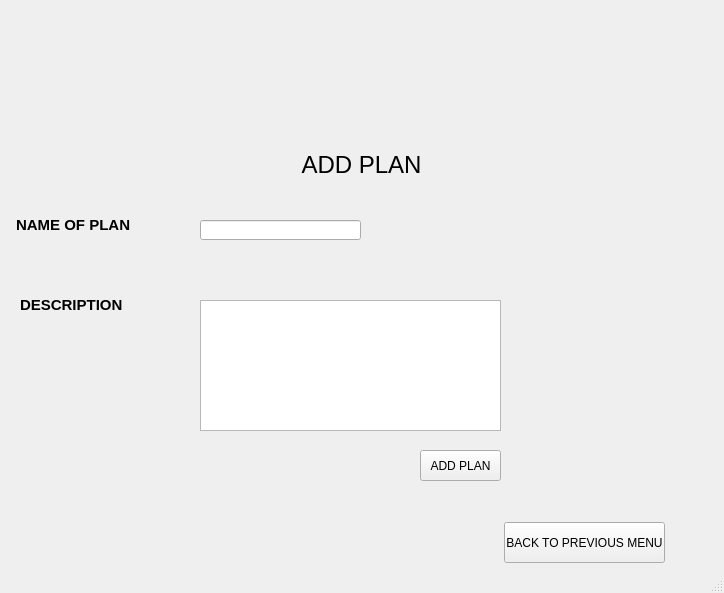
Before: the Qt Designer form ui/add-plan.ui in yashu2001/gym-manager, drawn with Qt 5.
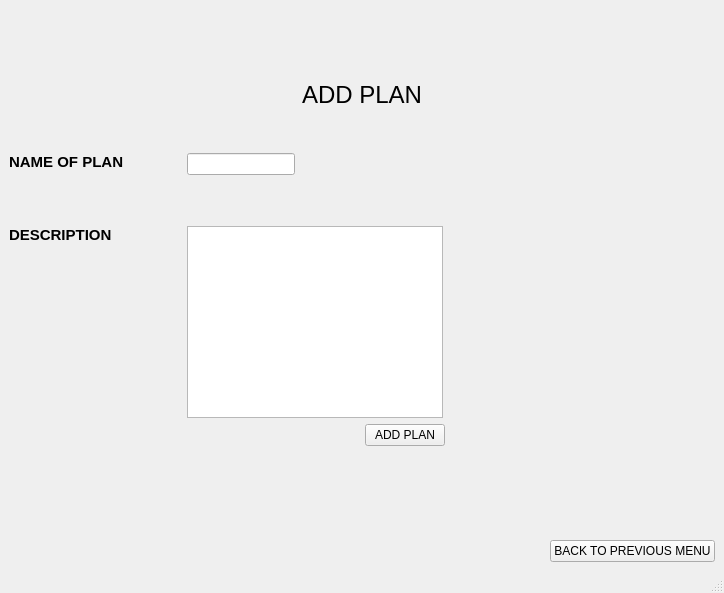
After: the same form once the commit is applied. Icons and pictures are not drawn.

Commit message: added proper responsive design to all ui screens and fixed report generation for all plans

Patch:
```diff
--- a/ui/add-plan.ui
+++ b/ui/add-plan.ui
@@ -10,31 +10,13 @@
     <height>593</height>
    </rect>
   </property>
-  <property name="minimumSize">
-   <size>
-    <width>724</width>
-    <height>593</height>
-   </size>
-  </property>
-  <property name="maximumSize">
-   <size>
-    <width>724</width>
-    <height>593</height>
-   </size>
-  </property>
   <property name="windowTitle">
    <string>MainWindow</string>
   </property>
   <widget class="QWidget" name="centralwidget">
+   <layout class="QGridLayout" name="gridLayout">
+    <item row="0" column="0" colspan="4" alignment="Qt::AlignHCenter|Qt::AlignTop">
    <widget class="QLabel" name="label">
-    <property name="geometry">
-     <rect>
-      <x>126</x>
-      <y>19</y>
-      <width>451</width>
-      <height>121</height>
-     </rect>
-    </property>
     <property name="text">
      <string/>
     </property>
@@ -45,91 +27,49 @@
      <bool>true</bool>
     </property>
    </widget>
+    </item>
+    <item row="1" column="0" colspan="4" alignment="Qt::AlignHCenter|Qt::AlignTop">
    <widget class="QLabel" name="label_2">
-    <property name="geometry">
-     <rect>
-      <x>16</x>
-      <y>140</y>
-      <width>691</width>
-      <height>51</height>
-     </rect>
-    </property>
     <property name="text">
      <string>&lt;html&gt;&lt;head/&gt;&lt;body&gt;&lt;p align=&quot;center&quot;&gt;&lt;span style=&quot; font-size:18pt;&quot;&gt;ADD PLAN&lt;/span&gt;&lt;/p&gt;&lt;/body&gt;&lt;/html&gt;</string>
     </property>
    </widget>
-   <widget class="QLineEdit" name="lineEdit">
-    <property name="geometry">
-     <rect>
-      <x>200</x>
-      <y>220</y>
-      <width>161</width>
-      <height>20</height>
-     </rect>
-    </property>
-   </widget>
+    </item>
+    <item row="2" column="0" alignment="Qt::AlignLeft|Qt::AlignTop">
    <widget class="QLabel" name="label_3">
-    <property name="geometry">
-     <rect>
-      <x>16</x>
-      <y>210</y>
-      <width>121</width>
-      <height>31</height>
-     </rect>
-    </property>
     <property name="text">
      <string>&lt;html&gt;&lt;head/&gt;&lt;body&gt;&lt;p&gt;&lt;span style=&quot; font-size:11pt; font-weight:600;&quot;&gt;NAME OF PLAN&lt;/span&gt;&lt;/p&gt;&lt;/body&gt;&lt;/html&gt;</string>
     </property>
    </widget>
+    </item>
+    <item row="2" column="1" alignment="Qt::AlignLeft|Qt::AlignTop">
+     <widget class="QLineEdit" name="lineEdit"/>
+    </item>
+    <item row="3" column="0" alignment="Qt::AlignLeft|Qt::AlignTop">
    <widget class="QLabel" name="label_4">
-    <property name="geometry">
-     <rect>
-      <x>20</x>
-      <y>290</y>
-      <width>121</width>
-      <height>31</height>
-     </rect>
-    </property>
     <property name="text">
      <string>&lt;html&gt;&lt;head/&gt;&lt;body&gt;&lt;p&gt;&lt;span style=&quot; font-size:11pt; font-weight:600;&quot;&gt;DESCRIPTION&lt;/span&gt;&lt;/p&gt;&lt;/body&gt;&lt;/html&gt;</string>
     </property>
    </widget>
-   <widget class="QTextEdit" name="textEdit">
-    <property name="geometry">
-     <rect>
-      <x>200</x>
-      <y>300</y>
-      <width>301</width>
-      <height>131</height>
-     </rect>
-    </property>
-   </widget>
+    </item>
+    <item row="3" column="1" colspan="2" alignment="Qt::AlignLeft|Qt::AlignTop">
+     <widget class="QTextEdit" name="textEdit"/>
+    </item>
+    <item row="4" column="2" alignment="Qt::AlignLeft|Qt::AlignTop">
    <widget class="QPushButton" name="pushButton">
-    <property name="geometry">
-     <rect>
-      <x>420</x>
-      <y>450</y>
-      <width>81</width>
-      <height>31</height>
-     </rect>
-    </property>
     <property name="text">
      <string>ADD PLAN</string>
     </property>
    </widget>
+    </item>
+    <item row="5" column="3" alignment="Qt::AlignRight|Qt::AlignBottom">
    <widget class="QPushButton" name="pushButton_2">
-    <property name="geometry">
-     <rect>
-      <x>504</x>
-      <y>522</y>
-      <width>161</width>
-      <height>41</height>
-     </rect>
-    </property>
     <property name="text">
      <string>BACK TO PREVIOUS MENU</string>
     </property>
    </widget>
+    </item>
+   </layout>
   </widget>
   <widget class="QStatusBar" name="statusbar"/>
  </widget>
```
Left out of the diff: 2 changed lines with no effect on the pictures. Lines whose indentation alone changed are shown as unchanged. The commit also changes 74 other files.
